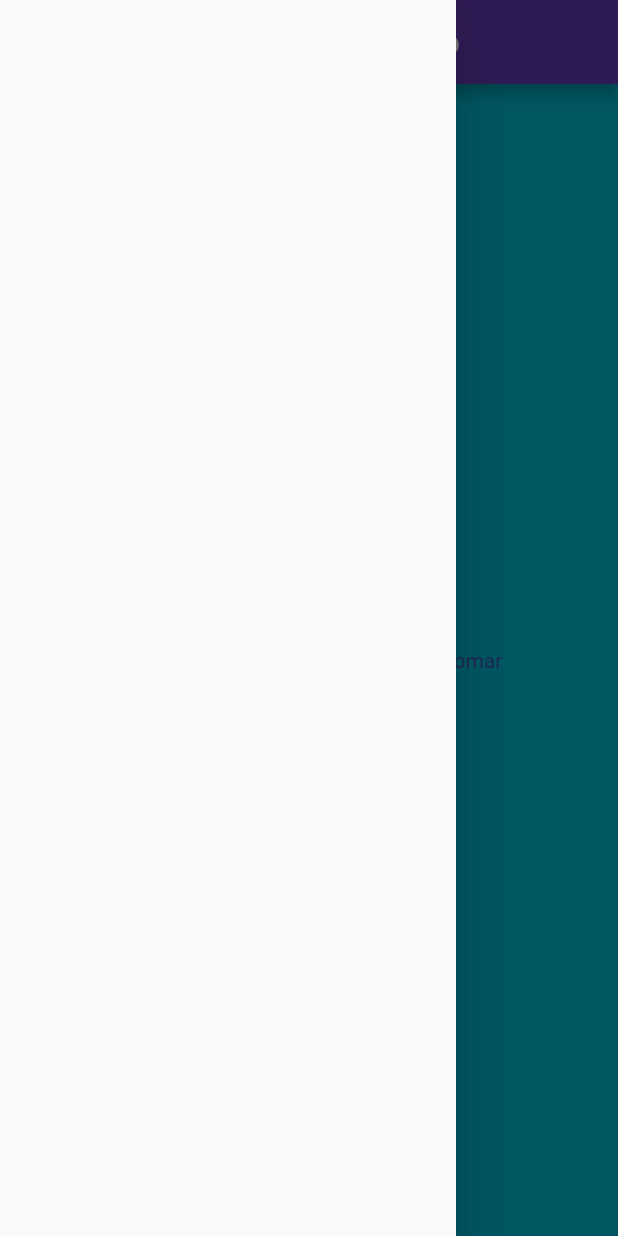
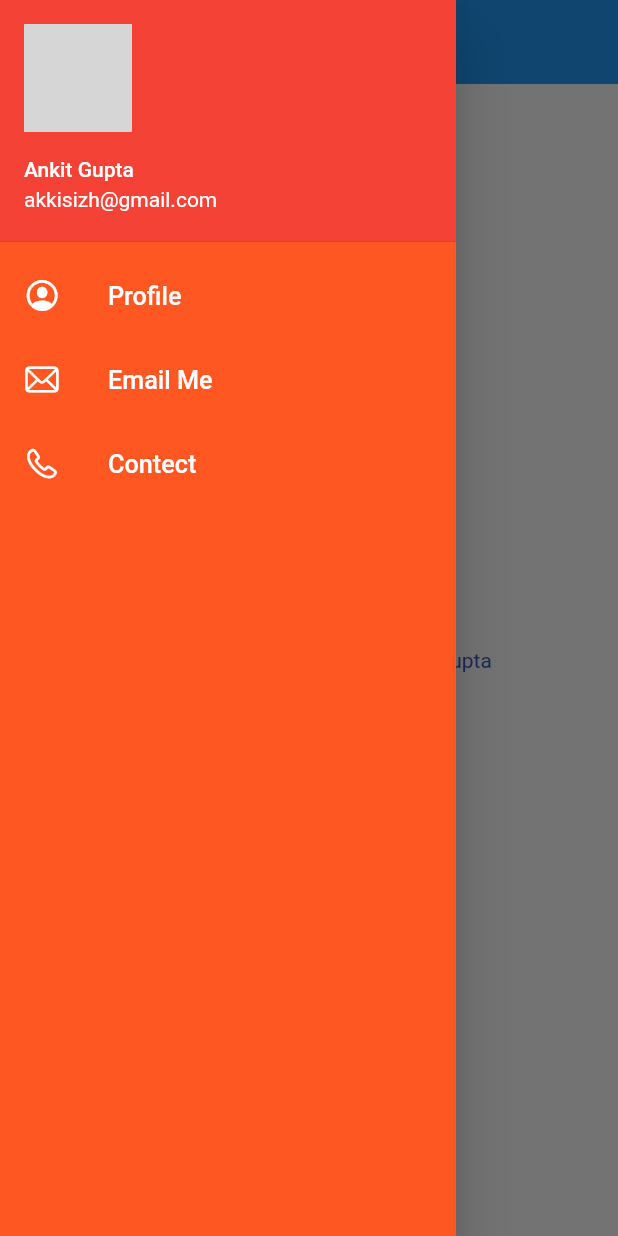
Before and after one commit to akkiftp/flutter_new_project, a Flutter app: the screen it shows after launch, with the side drawer open, on a phone screen of 412 x 824 dp. Run offline on Flutter 3.47's test engine with Material 2 defaults, Android fonts, the phone set to English and light mode, and no system bars; missing offline and left inert: dart:js; network calls fail; grey boxes are pictures that could not be loaded.

Commit message:
themes extracted

```diff
--- a/lib/main.dart
+++ b/lib/main.dart
@@ -1,9 +1,12 @@
 import 'package:flutter/material.dart';
 import 'package:flutter_new_project/pages/Home_page.dart';
 import 'package:flutter_new_project/pages/login_page.dart';
+import 'package:flutter_new_project/utils/routes.dart';
+import 'package:flutter_new_project/widgets/themes.dart';
+
 
 void main() {
-  runApp(MyApp());
+  runApp(const MyApp());
 }
 
 class MyApp extends StatelessWidget {
@@ -11,17 +14,20 @@ class MyApp extends StatelessWidget {
 
   @override
   Widget build(BuildContext context) {
+
     return MaterialApp(
+      debugShowCheckedModeBanner: false,
       themeMode: ThemeMode.light,
-      theme: ThemeData(primarySwatch: Colors.deepPurple),
-      darkTheme: ThemeData(
-        brightness: Brightness.dark,
-      ),
-      initialRoute: "/home",
+      theme: MyTheme.lightTheme(context),
+
+      darkTheme: MyTheme.darkTheme(context),
+
+
+      initialRoute: MyRoutes.homeRoute,
       routes: {
         "/": (context) => LoginPage(),
-        "/home": (context) => Homepage(),
-        '/login': (context) => LoginPage(),
+        MyRoutes.homeRoute: (context) => Homepage(),
+        MyRoutes.loginRoute: (context) => LoginPage(),
       },
     );
   }
--- a/lib/pages/Home_page.dart
+++ b/lib/pages/Home_page.dart
@@ -1,4 +1,6 @@
 import 'package:flutter/material.dart';
+
+import '../widgets/drawer.dart';
 
 class Homepage extends StatelessWidget {
   final int Days = 20;
@@ -9,17 +11,17 @@ class Homepage extends StatelessWidget {
   Widget build(BuildContext context) {
     return Scaffold(
       appBar: AppBar(
-        title: Center(child: Text("Ankit Gupta App")),
+        title: Center(child: Text("Catalog App",style: TextStyle(color: Colors.black),)),
       ),
       body: Center(
           child: Text(
-        "Welcome to $Days of flutter by $name2",
+        "Welcome to $Days of flutter by $name1",
         style: TextStyle(
           color: Colors.indigo,
         ),
       )),
-      drawer: Drawer(),
-      backgroundColor: Colors.cyan,
+      drawer: MyDrawer(),
+
     );
   }
 }
--- /dev/null
+++ b/lib/utils/routes.dart
@@ -0,0 +1,4 @@
+class MyRoutes{
+  static String loginRoute ="/login";
+  static String homeRoute ="/home";
+}
--- /dev/null
+++ b/lib/widgets/drawer.dart
@@ -0,0 +1,56 @@
+import 'package:flutter/cupertino.dart';
+import 'package:flutter/material.dart';
+
+class MyDrawer extends StatelessWidget {
+
+
+  @override
+  Widget build(BuildContext context) {
+    final String imageUrl ="https://www.shutterstock.com/image-photo/casually-handsome-confident-young-man-260nw-439433326.jpg";
+    return Drawer(
+      child: Container(
+        color: Colors.deepOrange,
+        child: ListView(
+          padding: EdgeInsets.zero,
+          children: [
+            DrawerHeader(
+              padding: EdgeInsets.zero,
+              child: UserAccountsDrawerHeader(
+              margin: EdgeInsets.zero,
+              decoration: BoxDecoration(color: Colors.red),
+              accountName: Text("Ankit Gupta"), accountEmail: Text("akkisizh@gmail.com"),
+              currentAccountPicture: CircleAvatar(backgroundImage:NetworkImage(imageUrl) ,)
+            )
+            ),
+            ListTile(
+              leading: Icon(CupertinoIcons.profile_circled,
+              color: Colors.white,
+              ),
+              title: Text("Profile",
+              textScaleFactor: 1.2,
+              style: TextStyle(color: Colors.white),),
+            ),
+            ListTile(
+              leading: Icon(CupertinoIcons.mail,
+              color: Colors.white,
+              ),
+              title: Text("Email Me",
+              textScaleFactor: 1.2,
+              style: TextStyle(color: Colors.white),),
+            ),
+            ListTile(
+              leading: Icon(CupertinoIcons.phone,
+              color: Colors.white,
+              ),
+              title: Text("Contect",
+              textScaleFactor: 1.2,
+              style: TextStyle(color: Colors.white),),
+            )
+
+          ],
+        ),
+      ),
+
+    );
+  }
+}
--- /dev/null
+++ b/lib/widgets/themes.dart
@@ -0,0 +1,21 @@
+// ignore: avoid_web_libraries_in_flutter
+import 'dart:js';
+
+import 'package:flutter/material.dart';
+
+class MyTheme {
+  static ThemeData lightTheme(BuildContext context)  => ThemeData(primarySwatch: Colors.deepPurple,
+      appBarTheme: AppBarTheme(
+        color: Colors.blue,
+        elevation: 0.0,
+        iconTheme: IconThemeData(color: Colors.white),
+
+        textTheme: Theme.of(context as BuildContext).textTheme,
+
+      )
+      );
+      static ThemeData darkTheme(BuildContext context) => ThemeData(
+        brightness: Brightness.dark,
+      );
+
+}
```
Also changed, not shown: lib/pages/login_page.dart (+134 -9 lines), pubspec.yaml (+4 -6 lines), assets/images/akki.png (added), assets/images/login_image.png (added).
